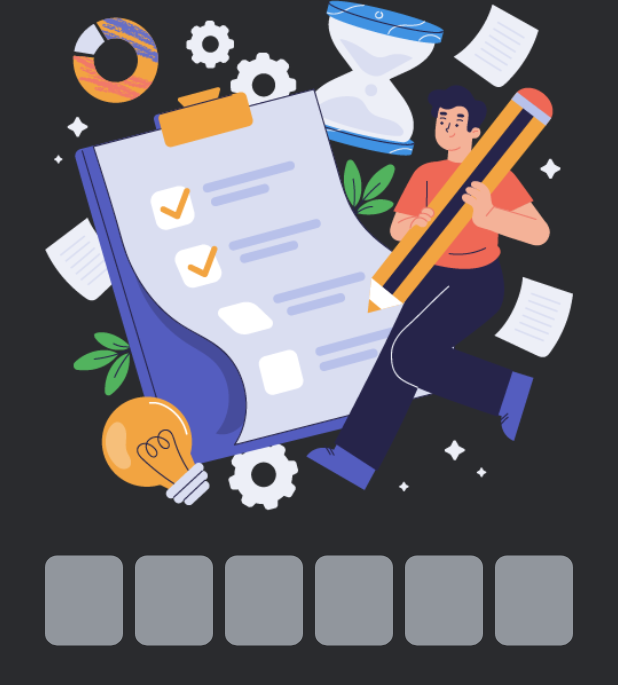
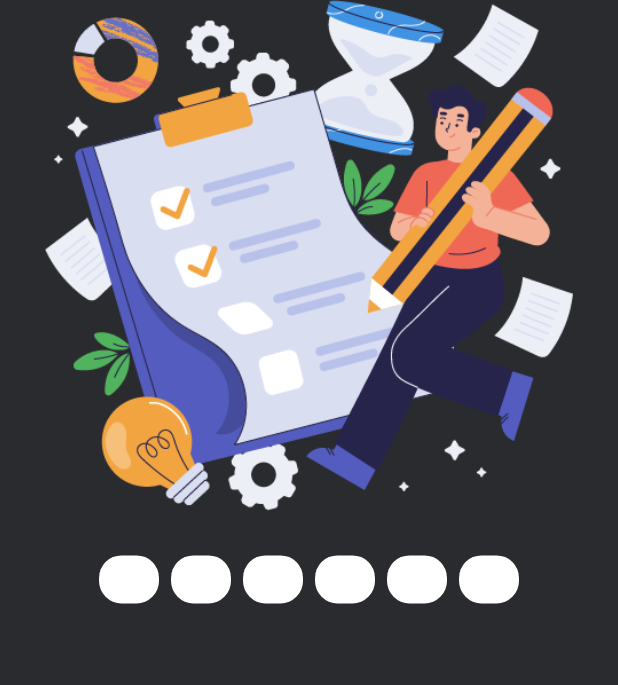
Before and after one commit to fidelisnwabisi/todo_app, a Flutter app: the OTPVerificationScreen screen opened directly, on a phone screen of 412 x 824 dp. Shown: the top 685 px of the screen. Run offline on Flutter 3.47's test engine with Material 2 defaults, Android fonts, the phone set to English and light mode, and no system bars; drawn by our look-alikes of pinput; our stand-ins replace flutter_screenutil, flutter_vector_icons, google_fonts, smooth_page_indicator.

Commit message:
working on Pinput

```diff
--- a/lib/features/authentication/views/otp_verification_screen.dart
+++ b/lib/features/authentication/views/otp_verification_screen.dart
@@ -19,6 +19,20 @@ class OTPVerificationScreen extends StatelessWidget {
               const WhiteSpace(height: 26),
               Pinput(
                 length: 6,
+                keyboardType: TextInputType.number,
+                onCompleted: (pin) {
+                  // TODO(Verify-OTP): Send OTP to firebase for verification
+                },
+                defaultPinTheme: PinTheme(
+                  padding: const EdgeInsets.symmetric(
+                    horizontal: 20,
+                    vertical: 16,
+                  ),
+                  decoration: BoxDecoration(
+                    color: Colours.light,
+                    borderRadius: BorderRadius.circular(15),
+                  ),
+                ),
               )
             ],
           ),
```
Also changed, not shown: 1 other file.
